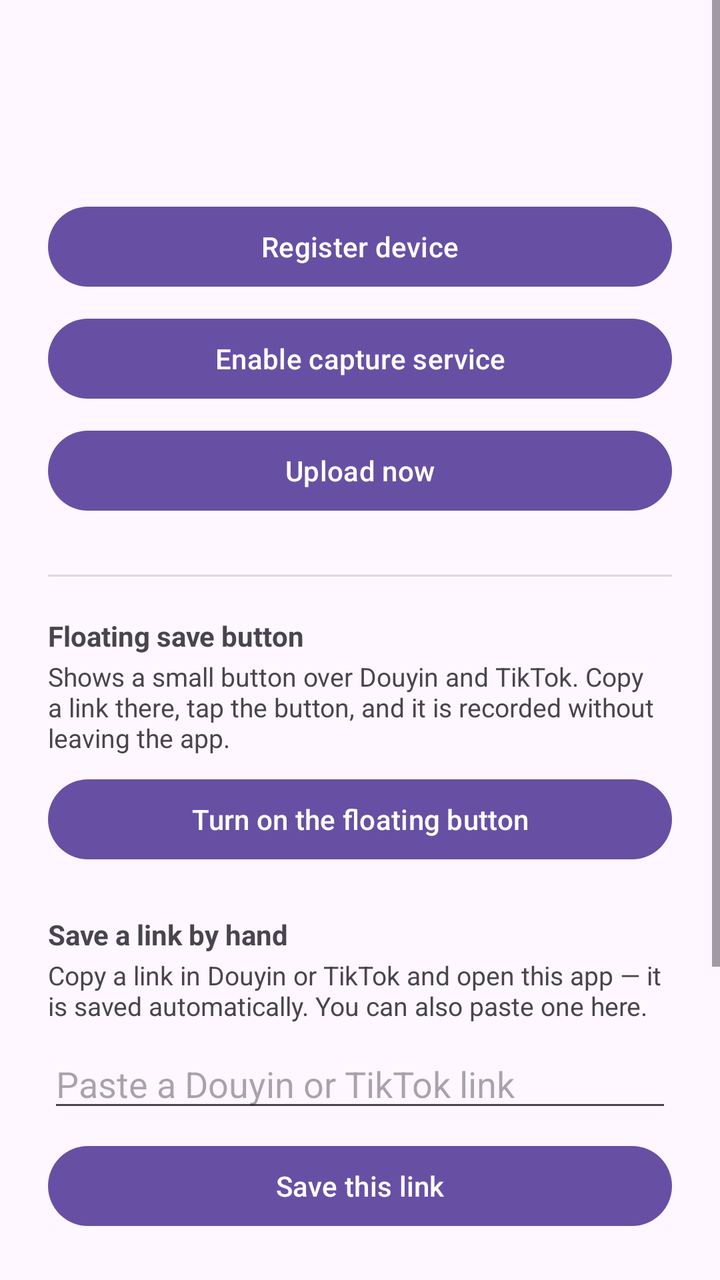
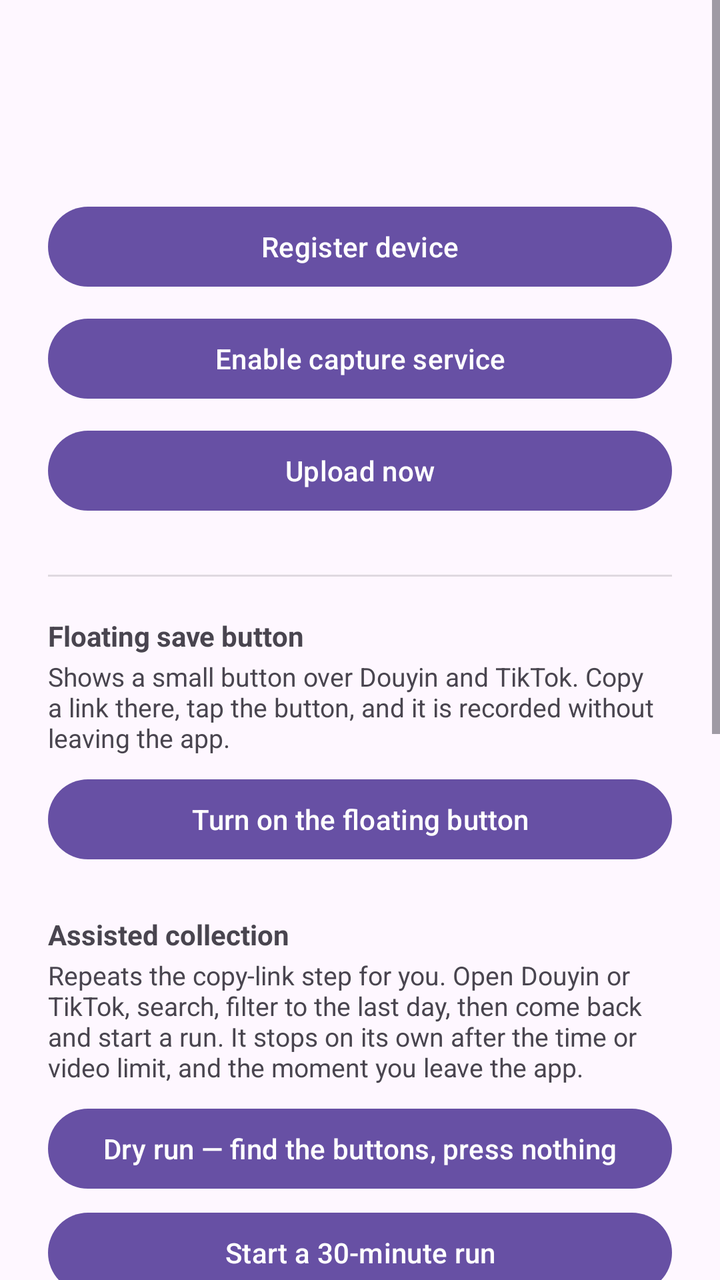

Before-and-after screenshots of an Android layout around one commit, followed by the original layout XML and the change that was made.
<!-- AndroidManifest.xml: application theme Theme.Material3.DayNight -->
<!-- res/layout/activity_main.xml -->
<?xml version="1.0" encoding="utf-8"?>
<ScrollView xmlns:android="http://schemas.android.com/apk/res/android"
    android:layout_width="match_parent"
    android:layout_height="match_parent">

<LinearLayout
    android:layout_width="match_parent"
    android:layout_height="wrap_content"
    android:orientation="vertical"
    android:padding="24dp">

    <TextView
        android:id="@+id/statusText"
        android:layout_width="match_parent"
        android:layout_height="wrap_content"
        android:textSize="18sp"
        android:textStyle="bold" />

    <TextView
        android:id="@+id/pendingText"
        android:layout_width="match_parent"
        android:layout_height="wrap_content"
        android:layout_marginTop="8dp" />

    <Button
        android:id="@+id/registerButton"
        android:layout_width="match_parent"
        android:layout_height="wrap_content"
        android:layout_marginTop="24dp"
        android:text="@string/register_button" />

    <Button
        android:id="@+id/accessibilityButton"
        android:layout_width="match_parent"
        android:layout_height="wrap_content"
        android:layout_marginTop="8dp"
        android:text="@string/open_accessibility_settings" />

    <Button
        android:id="@+id/syncButton"
        android:layout_width="match_parent"
        android:layout_height="wrap_content"
        android:layout_marginTop="8dp"
        android:text="@string/sync_now" />

    
    <View
        android:layout_width="match_parent"
        android:layout_height="1dp"
        android:layout_marginTop="28dp"
        android:background="?android:attr/listDivider" />

    <TextView
        android:layout_width="match_parent"
        android:layout_height="wrap_content"
        android:layout_marginTop="20dp"
        android:text="@string/save_button_title"
        android:textStyle="bold" />

    <TextView
        android:layout_width="match_parent"
        android:layout_height="wrap_content"
        android:layout_marginTop="2dp"
        android:text="@string/save_button_help"
        android:textSize="13sp" />

    <Button
        android:id="@+id/saveButtonToggle"
        android:layout_width="match_parent"
        android:layout_height="wrap_content"
        android:layout_marginTop="8dp"
        android:text="@string/save_button_enable" />

    <TextView
        android:layout_width="match_parent"
        android:layout_height="wrap_content"
        android:layout_marginTop="24dp"
        android:text="@string/paste_prompt"
        android:textStyle="bold" />

    <TextView
        android:layout_width="match_parent"
        android:layout_height="wrap_content"
        android:layout_marginTop="2dp"
        android:text="@string/paste_help"
        android:textSize="13sp" />

    <EditText
        android:id="@+id/pasteInput"
        android:layout_width="match_parent"
        android:layout_height="wrap_content"
        android:layout_marginTop="8dp"
        android:autofillHints="URL"
        android:hint="@string/paste_hint"
        android:inputType="textMultiLine"
        android:maxLines="4" />

    <Button
        android:id="@+id/pasteButton"
        android:layout_width="match_parent"
        android:layout_height="wrap_content"
        android:layout_marginTop="8dp"
        android:text="@string/paste_button" />

    
    <View
        android:layout_width="match_parent"
        android:layout_height="1dp"
        android:layout_marginTop="28dp"
        android:background="?android:attr/listDivider" />

    <TextView
        android:layout_width="match_parent"
        android:layout_height="wrap_content"
        android:layout_marginTop="20dp"
        android:text="@string/selfcheck_title"
        android:textStyle="bold" />

    <TextView
        android:id="@+id/selfCheckText"
        android:layout_width="match_parent"
        android:layout_height="wrap_content"
        android:layout_marginTop="8dp"
        android:fontFamily="monospace"
        android:textIsSelectable="true"
        android:textSize="11sp" />

    <Button
        android:id="@+id/selfCheckRefresh"
        android:layout_width="match_parent"
        android:layout_height="wrap_content"
        android:layout_marginTop="12dp"
        android:text="@string/selfcheck_refresh" />

    <Button
        android:id="@+id/selfCheckCopy"
        android:layout_width="match_parent"
        android:layout_height="wrap_content"
        android:layout_marginTop="8dp"
        android:text="@string/selfcheck_copy" />
</LinearLayout>
</ScrollView>
<!-- resources referenced by this layout -->
<resources>
  <string name="open_accessibility_settings">Enable capture service</string>
  <string name="paste_button">Save this link</string>
  <string name="paste_help">Copy a link in Douyin or TikTok and open this app — it is saved automatically. You can also paste one here.</string>
  <string name="paste_hint">Paste a Douyin or TikTok link</string>
  <string name="paste_prompt">Save a link by hand</string>
  <string name="register_button">Register device</string>
  <string name="save_button_enable">Turn on the floating button</string>
  <string name="save_button_help">Shows a small button over Douyin and TikTok. Copy a link there, tap the button, and it is recorded without leaving the app.</string>
  <string name="save_button_title">Floating save button</string>
  <string name="selfcheck_copy">Copy self-check</string>
  <string name="selfcheck_refresh">Refresh self-check</string>
  <string name="selfcheck_title">Self-check</string>
  <string name="sync_now">Upload now</string>
</resources>

<!-- the commit's change to res/layout/activity_main.xml (unified diff, before → after) -->
@@ -75,6 +75,41 @@
         android:layout_width="match_parent"
         android:layout_height="wrap_content"
         android:layout_marginTop="24dp"
+        android:text="@string/auto_title"
+        android:textStyle="bold" />
+
+    <TextView
+        android:layout_width="match_parent"
+        android:layout_height="wrap_content"
+        android:layout_marginTop="2dp"
+        android:text="@string/auto_help"
+        android:textSize="13sp" />
+
+    <Button
+        android:id="@+id/autoDryRun"
+        android:layout_width="match_parent"
+        android:layout_height="wrap_content"
+        android:layout_marginTop="8dp"
+        android:text="@string/auto_dry_run" />
+
+    <Button
+        android:id="@+id/autoStart"
+        android:layout_width="match_parent"
+        android:layout_height="wrap_content"
+        android:layout_marginTop="4dp"
+        android:text="@string/auto_start" />
+
+    <Button
+        android:id="@+id/autoStop"
+        android:layout_width="match_parent"
+        android:layout_height="wrap_content"
+        android:layout_marginTop="4dp"
+        android:text="@string/auto_stop" />
+
+    <TextView
+        android:layout_width="match_parent"
+        android:layout_height="wrap_content"
+        android:layout_marginTop="24dp"
         android:text="@string/paste_prompt"
         android:textStyle="bold" />
 
<!-- resource entries referenced after the edit -->
@@ -1,5 +1,10 @@
 <!-- resources referenced by this layout -->
 <resources>
+  <string name="auto_dry_run">Dry run — find the buttons, press nothing</string>
+  <string name="auto_help">Repeats the copy-link step for you. Open Douyin or TikTok, search, filter to the last day, then come back and start a run. It stops on its own after the time or video limit, and the moment you leave the app.</string>
+  <string name="auto_start">Start a 30-minute run</string>
+  <string name="auto_stop">Stop the run</string>
+  <string name="auto_title">Assisted collection</string>
   <string name="open_accessibility_settings">Enable capture service</string>
   <string name="paste_button">Save this link</string>
   <string name="paste_help">Copy a link in Douyin or TikTok and open this app — it is saved automatically. You can also paste one here.</string>
